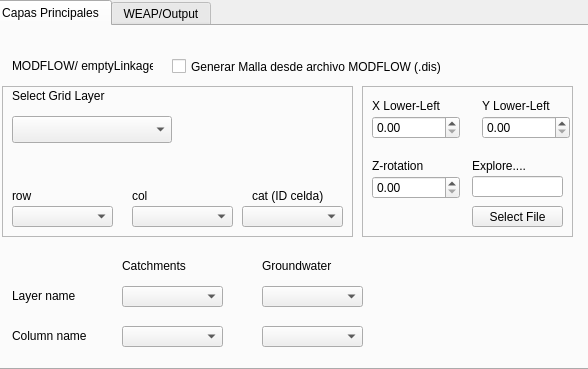
First picture: the form in geo_linkage_dialog.ui, repository Kalliam/geolinkage_project_QGIS, before the edit.
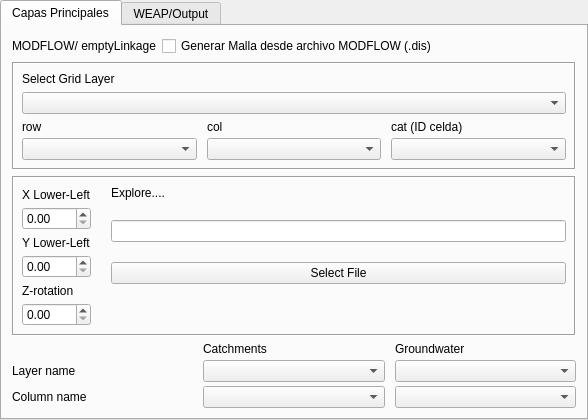
Second picture: the form after the edit. Custom widgets are drawn as their Qt base class.

Commit message: UI alignment and layout rearrangement

```diff
--- a/geo_linkage_dialog.ui
+++ b/geo_linkage_dialog.ui
@@ -10,24 +10,30 @@
     <x>0</x>
     <y>0</y>
     <width>588</width>
-    <height>369</height>
+    <height>420</height>
    </rect>
   </property>
   <property name="windowTitle">
-   <string>Form</string>
+   <string>GeoLinkage</string>
   </property>
+  <layout class="QVBoxLayout" name="mainLayout">
+   <property name="leftMargin">
+    <number>0</number>
+   </property>
+   <property name="topMargin">
+    <number>0</number>
+   </property>
+   <property name="rightMargin">
+    <number>0</number>
+   </property>
+   <property name="bottomMargin">
+    <number>0</number>
+   </property>
+   <item>
   <widget class="QTabWidget" name="tabWidget">
    <property name="enabled">
     <bool>true</bool>
    </property>
-   <property name="geometry">
-    <rect>
-     <x>-10</x>
-     <y>0</y>
-     <width>603</width>
-     <height>370</height>
-    </rect>
-   </property>
    <property name="sizePolicy">
     <sizepolicy hsizetype="Expanding" vsizetype="Expanding">
      <horstretch>0</horstretch>
@@ -43,645 +49,569 @@
    <property name="movable">
     <bool>false</bool>
    </property>
+     <!-- ===== Tab 1: Capas Principales ===== -->
    <widget class="QWidget" name="tab">
     <attribute name="title">
      <string>Capas Principales</string>
     </attribute>
-    <widget class="QgsFieldComboBox" name="cmb_field_nombre_gw">
-     <property name="geometry">
-      <rect>
-       <x>270</x>
-       <y>300</y>
-       <width>101</width>
-       <height>21</height>
-      </rect>
-     </property>
-    </widget>
-    <widget class="QgsFieldComboBox" name="cmb_field_nombre_cuenca">
-     <property name="geometry">
-      <rect>
-       <x>130</x>
-       <y>300</y>
-       <width>101</width>
-       <height>21</height>
-      </rect>
-     </property>
-    </widget>
-    <widget class="QLabel" name="label_12">
-     <property name="geometry">
-      <rect>
-       <x>20</x>
-       <y>300</y>
-       <width>101</width>
-       <height>20</height>
-      </rect>
-     </property>
-     <property name="text">
-      <string>Column name</string>
-     </property>
-    </widget>
-    <widget class="QLabel" name="label_2">
-     <property name="geometry">
-      <rect>
-       <x>270</x>
-       <y>230</y>
-       <width>101</width>
-       <height>20</height>
-      </rect>
-     </property>
-     <property name="text">
-      <string>Groundwater</string>
-     </property>
-    </widget>
+      <layout class="QVBoxLayout" name="tab1_vlayout">
+       <property name="leftMargin">
+        <number>10</number>
+       </property>
+       <property name="topMargin">
+        <number>10</number>
+       </property>
+       <property name="rightMargin">
+        <number>10</number>
+       </property>
+       <property name="bottomMargin">
+        <number>10</number>
+       </property>
+       <!-- MODFLOW checkbox row -->
+       <item>
+        <layout class="QHBoxLayout" name="tab1_modflowRow">
+         <item>
     <widget class="QLabel" name="label_8">
-     <property name="geometry">
-      <rect>
-       <x>20</x>
-       <y>30</y>
-       <width>141</width>
-       <height>20</height>
-      </rect>
-     </property>
      <property name="text">
       <string>MODFLOW/ emptyLinkage</string>
      </property>
     </widget>
-    <widget class="QgsMapLayerComboBox" name="cmb_layer_cuencas">
-     <property name="geometry">
-      <rect>
-       <x>130</x>
-       <y>260</y>
-       <width>101</width>
-       <height>21</height>
-      </rect>
-     </property>
-    </widget>
-    <widget class="QgsMapLayerComboBox" name="cmb_layer_gw">
-     <property name="geometry">
-      <rect>
-       <x>270</x>
-       <y>260</y>
-       <width>101</width>
-       <height>21</height>
-      </rect>
-     </property>
-    </widget>
-    <widget class="QLabel" name="label">
-     <property name="geometry">
-      <rect>
-       <x>130</x>
-       <y>230</y>
-       <width>101</width>
-       <height>20</height>
-      </rect>
-     </property>
-     <property name="text">
-      <string>Catchments</string>
-     </property>
-    </widget>
-    <widget class="QLabel" name="label_13">
-     <property name="geometry">
-      <rect>
-       <x>20</x>
-       <y>260</y>
-       <width>101</width>
-       <height>20</height>
-      </rect>
-     </property>
-     <property name="text">
-      <string>Layer name</string>
-     </property>
-    </widget>
+         </item>
+         <item>
     <widget class="QCheckBox" name="chk_modflow">
-     <property name="geometry">
-      <rect>
-       <x>180</x>
-       <y>30</y>
-       <width>301</width>
-       <height>21</height>
-      </rect>
-     </property>
      <property name="text">
       <string>Generar Malla desde archivo MODFLOW (.dis)</string>
      </property>
     </widget>
+         </item>
+         <item>
+          <spacer name="tab1_modflowSpacer">
+           <property name="orientation">
+            <enum>Qt::Orientation::Horizontal</enum>
+           </property>
+           <property name="sizeHint" stdset="0">
+            <size>
+             <width>40</width>
+             <height>20</height>
+            </size>
+           </property>
+          </spacer>
+         </item>
+        </layout>
+       </item>
+       <!-- frame_extracted_grid (visible when chk_modflow unchecked) -->
+       <item>
+        <widget class="QFrame" name="frame_extracted_grid">
+         <property name="frameShape">
+          <enum>QFrame::Shape::Box</enum>
+         </property>
+         <property name="frameShadow">
+          <enum>QFrame::Shadow::Sunken</enum>
+         </property>
+         <property name="lineWidth">
+          <number>1</number>
+         </property>
+         <layout class="QVBoxLayout" name="frame_extracted_grid_vlayout">
+          <property name="leftMargin">
+           <number>8</number>
+          </property>
+          <property name="topMargin">
+           <number>8</number>
+          </property>
+          <property name="rightMargin">
+           <number>8</number>
+          </property>
+          <property name="bottomMargin">
+           <number>8</number>
+          </property>
+          <item>
+           <widget class="QLabel" name="label_58">
+            <property name="text">
+             <string>Select Grid Layer</string>
+            </property>
+           </widget>
+          </item>
+          <item>
+           <widget class="QgsMapLayerComboBox" name="cmb_layer_malla"/>
+          </item>
+          <item>
+           <layout class="QGridLayout" name="frame_grid_fields">
+            <property name="horizontalSpacing">
+             <number>10</number>
+            </property>
+            <property name="verticalSpacing">
+             <number>4</number>
+            </property>
+            <item row="0" column="0">
+             <widget class="QLabel" name="label_33">
+              <property name="text">
+               <string>row</string>
+              </property>
+             </widget>
+            </item>
+            <item row="0" column="1">
+             <widget class="QLabel" name="label_52">
+              <property name="text">
+               <string>col</string>
+              </property>
+             </widget>
+            </item>
+            <item row="0" column="2">
+             <widget class="QLabel" name="label_53">
+              <property name="text">
+               <string>cat (ID celda)</string>
+              </property>
+             </widget>
+            </item>
+            <item row="1" column="0">
+             <widget class="QgsFieldComboBox" name="cmb_field_row"/>
+            </item>
+            <item row="1" column="1">
+             <widget class="QgsFieldComboBox" name="cmb_field_col"/>
+            </item>
+            <item row="1" column="2">
+             <widget class="QgsFieldComboBox" name="cmb_field_cat"/>
+            </item>
+           </layout>
+          </item>
+         </layout>
+        </widget>
+       </item>
+       <!-- frame_modflow (visible when chk_modflow checked) -->
+       <item>
     <widget class="QFrame" name="frame_modflow">
-     <property name="geometry">
-      <rect>
-       <x>370</x>
-       <y>60</y>
-       <width>211</width>
-       <height>151</height>
-      </rect>
-     </property>
      <property name="frameShape">
-      <enum>QFrame::Shape::StyledPanel</enum>
+          <enum>QFrame::Shape::Box</enum>
      </property>
      <property name="frameShadow">
-      <enum>QFrame::Shadow::Raised</enum>
-     </property>
-     <widget class="QLabel" name="label_55">
-      <property name="geometry">
-       <rect>
-        <x>120</x>
-        <y>10</y>
-        <width>101</width>
-        <height>20</height>
-       </rect>
-      </property>
-      <property name="text">
-       <string>Y Lower-Left</string>
-      </property>
-     </widget>
-     <widget class="QDoubleSpinBox" name="spin_y">
-      <property name="geometry">
-       <rect>
-        <x>120</x>
-        <y>30</y>
-        <width>88</width>
-        <height>23</height>
-       </rect>
-      </property>
-     </widget>
+          <enum>QFrame::Shadow::Sunken</enum>
+         </property>
+         <property name="lineWidth">
+          <number>1</number>
+         </property>
+         <layout class="QHBoxLayout" name="frame_modflow_hlayout">
+          <property name="leftMargin">
+           <number>8</number>
+          </property>
+          <property name="topMargin">
+           <number>8</number>
+          </property>
+          <property name="rightMargin">
+           <number>8</number>
+          </property>
+          <property name="bottomMargin">
+           <number>8</number>
+          </property>
+          <property name="spacing">
+           <number>20</number>
+          </property>
+          <!-- Left column: X, Y, Z labels + spinboxes -->
+          <item>
+           <layout class="QGridLayout" name="frame_modflow_left">
+            <property name="verticalSpacing">
+             <number>4</number>
+            </property>
+            <item row="0" column="0">
      <widget class="QLabel" name="label_57">
-      <property name="geometry">
-       <rect>
-        <x>10</x>
-        <y>10</y>
-        <width>101</width>
-        <height>20</height>
-       </rect>
-      </property>
       <property name="text">
        <string>X Lower-Left</string>
       </property>
      </widget>
-     <widget class="QDoubleSpinBox" name="spin_x">
-      <property name="geometry">
-       <rect>
-        <x>10</x>
-        <y>30</y>
-        <width>88</width>
-        <height>23</height>
-       </rect>
-      </property>
-     </widget>
+            </item>
+            <item row="1" column="0">
+             <widget class="QDoubleSpinBox" name="spin_x"/>
+            </item>
+            <item row="2" column="0">
      <widget class="QLabel" name="label_56">
-      <property name="geometry">
-       <rect>
-        <x>10</x>
-        <y>70</y>
-        <width>101</width>
-        <height>20</height>
-       </rect>
-      </property>
+              <property name="text">
+               <string>Y Lower-Left</string>
+              </property>
+             </widget>
+            </item>
+            <item row="3" column="0">
+             <widget class="QDoubleSpinBox" name="spin_y"/>
+            </item>
+            <item row="4" column="0">
+             <widget class="QLabel" name="label_55">
       <property name="text">
        <string>Z-rotation</string>
       </property>
      </widget>
-     <widget class="QDoubleSpinBox" name="spin_z">
-      <property name="geometry">
-       <rect>
-        <x>10</x>
-        <y>90</y>
-        <width>88</width>
-        <height>23</height>
-       </rect>
-      </property>
-     </widget>
+            </item>
+            <item row="5" column="0">
+             <widget class="QDoubleSpinBox" name="spin_z"/>
+            </item>
+           </layout>
+          </item>
+          <!-- Right column: Explore file path + button -->
+          <item>
+           <layout class="QVBoxLayout" name="frame_modflow_right">
+            <item>
      <widget class="QLabel" name="label_59">
-      <property name="geometry">
-       <rect>
-        <x>110</x>
-        <y>70</y>
-        <width>101</width>
-        <height>20</height>
-       </rect>
-      </property>
       <property name="text">
        <string>Explore....</string>
       </property>
      </widget>
-     <widget class="QLineEdit" name="txt_modflow_path">
-      <property name="geometry">
-       <rect>
-        <x>110</x>
-        <y>90</y>
-        <width>91</width>
-        <height>21</height>
-       </rect>
-      </property>
-     </widget>
+            </item>
+            <item>
+             <widget class="QLineEdit" name="txt_modflow_path"/>
+            </item>
+            <item>
      <widget class="QPushButton" name="btn_explore_modflow">
-      <property name="geometry">
-       <rect>
-        <x>110</x>
-        <y>120</y>
-        <width>91</width>
-        <height>21</height>
-       </rect>
-      </property>
       <property name="text">
        <string>Select File</string>
       </property>
      </widget>
-    </widget>
-    <widget class="QFrame" name="frame_extracted_grid">
-     <property name="geometry">
-      <rect>
-       <x>10</x>
-       <y>60</y>
-       <width>351</width>
-       <height>151</height>
-      </rect>
-     </property>
-     <property name="frameShape">
-      <enum>QFrame::Shape::StyledPanel</enum>
-     </property>
-     <property name="frameShadow">
-      <enum>QFrame::Shadow::Raised</enum>
-     </property>
-     <widget class="QLabel" name="label_53">
-      <property name="geometry">
-       <rect>
-        <x>250</x>
-        <y>100</y>
-        <width>101</width>
-        <height>20</height>
-       </rect>
-      </property>
+            </item>
+            <item>
+             <spacer name="modflow_right_spacer">
+              <property name="orientation">
+               <enum>Qt::Orientation::Vertical</enum>
+              </property>
+              <property name="sizeHint" stdset="0">
+               <size>
+                <width>20</width>
+                <height>0</height>
+               </size>
+              </property>
+             </spacer>
+            </item>
+           </layout>
+          </item>
+         </layout>
+        </widget>
+       </item>
+       <!-- Catchments / Groundwater table (3 cols x 3 rows) -->
+       <item>
+        <layout class="QGridLayout" name="tab1_catchGrid">
+         <property name="horizontalSpacing">
+          <number>10</number>
+         </property>
+         <property name="verticalSpacing">
+          <number>4</number>
+         </property>
+         <!-- Header row -->
+         <item row="0" column="1">
+          <widget class="QLabel" name="label">
       <property name="text">
-       <string>cat (ID celda)</string>
-      </property>
-     </widget>
-     <widget class="QLabel" name="label_33">
-      <property name="geometry">
-       <rect>
-        <x>10</x>
-        <y>100</y>
-        <width>101</width>
-        <height>20</height>
-       </rect>
-      </property>
+            <string>Catchments</string>
+           </property>
+          </widget>
+         </item>
+         <item row="0" column="2">
+          <widget class="QLabel" name="label_2">
       <property name="text">
-       <string>row</string>
-      </property>
-     </widget>
-     <widget class="QLabel" name="label_52">
-      <property name="geometry">
-       <rect>
-        <x>130</x>
-        <y>100</y>
-        <width>101</width>
-        <height>20</height>
-       </rect>
-      </property>
+            <string>Groundwater</string>
+           </property>
+          </widget>
+         </item>
+         <!-- Layer name row -->
+         <item row="1" column="0">
+          <widget class="QLabel" name="label_13">
       <property name="text">
-       <string>col</string>
-      </property>
-     </widget>
-     <widget class="QLabel" name="label_58">
-      <property name="geometry">
-       <rect>
-        <x>10</x>
-        <y>0</y>
-        <width>211</width>
-        <height>20</height>
-       </rect>
-      </property>
+            <string>Layer name</string>
+           </property>
+          </widget>
+         </item>
+         <item row="1" column="1">
+          <widget class="QgsMapLayerComboBox" name="cmb_layer_cuencas"/>
+         </item>
+         <item row="1" column="2">
+          <widget class="QgsMapLayerComboBox" name="cmb_layer_gw"/>
+         </item>
+         <!-- Column name row -->
+         <item row="2" column="0">
+          <widget class="QLabel" name="label_12">
       <property name="text">
-       <string>Select Grid Layer</string>
-      </property>
-     </widget>
-     <widget class="QgsMapLayerComboBox" name="cmb_layer_malla">
-      <property name="geometry">
-       <rect>
-        <x>10</x>
-        <y>30</y>
-        <width>160</width>
-        <height>27</height>
-       </rect>
-      </property>
+            <string>Column name</string>
+           </property>
+          </widget>
+         </item>
+         <item row="2" column="1">
+          <widget class="QgsFieldComboBox" name="cmb_field_nombre_cuenca"/>
+         </item>
+         <item row="2" column="2">
+          <widget class="QgsFieldComboBox" name="cmb_field_nombre_gw"/>
+         </item>
+        </layout>
+       </item>
+      </layout>
      </widget>
-     <widget class="QgsFieldComboBox" name="cmb_field_row">
-      <property name="geometry">
-       <rect>
-        <x>10</x>
-        <y>120</y>
-        <width>101</width>
-        <height>21</height>
-       </rect>
-      </property>
-     </widget>
-     <widget class="QgsFieldComboBox" name="cmb_field_col">
-      <property name="geometry">
-       <rect>
-        <x>130</x>
-        <y>120</y>
-        <width>101</width>
-        <height>21</height>
-       </rect>
-      </property>
-     </widget>
-     <widget class="QgsFieldComboBox" name="cmb_field_cat">
-      <property name="geometry">
-       <rect>
-        <x>240</x>
-        <y>120</y>
-        <width>101</width>
-        <height>21</height>
-       </rect>
-      </property>
-     </widget>
-    </widget>
-   </widget>
+     <!-- ===== Tab 2: WEAP/Output ===== -->
    <widget class="QWidget" name="tab_3">
     <attribute name="title">
      <string>WEAP/Output</string>
     </attribute>
-    <widget class="QLabel" name="label_10">
-     <property name="geometry">
-      <rect>
-       <x>20</x>
-       <y>210</y>
-       <width>111</width>
-       <height>20</height>
-      </rect>
-     </property>
-     <property name="text">
-      <string>DemandSite Files</string>
-     </property>
-    </widget>
-    <widget class="QLineEdit" name="txt_ds_file">
-     <property name="geometry">
-      <rect>
-       <x>430</x>
-       <y>40</y>
-       <width>101</width>
-       <height>21</height>
-      </rect>
-     </property>
-     <property name="readOnly">
-      <bool>true</bool>
-     </property>
-    </widget>
-    <widget class="QPushButton" name="btn_explore_ds">
-     <property name="geometry">
-      <rect>
-       <x>430</x>
-       <y>70</y>
-       <width>101</width>
-       <height>20</height>
-      </rect>
-     </property>
-     <property name="text">
-      <string>Select Ruta</string>
-     </property>
-    </widget>
-    <widget class="QListWidget" name="list_widget_ds">
-     <property name="geometry">
-      <rect>
-       <x>20</x>
-       <y>230</y>
-       <width>151</width>
-       <height>91</height>
-      </rect>
-     </property>
-    </widget>
-    <widget class="QLabel" name="label_4">
-     <property name="geometry">
-      <rect>
-       <x>290</x>
-       <y>10</y>
-       <width>101</width>
-       <height>20</height>
-      </rect>
-     </property>
-     <property name="text">
-      <string>Arcs</string>
-     </property>
-    </widget>
-    <widget class="QgsFieldComboBox" name="cmb_field_node_name">
-     <property name="geometry">
-      <rect>
-       <x>170</x>
-       <y>100</y>
-       <width>101</width>
-       <height>21</height>
-      </rect>
-     </property>
-    </widget>
-    <widget class="QLabel" name="label_14">
-     <property name="geometry">
-      <rect>
-       <x>30</x>
-       <y>100</y>
-       <width>101</width>
-       <height>20</height>
-      </rect>
-     </property>
-     <property name="text">
-      <string>Column name</string>
-     </property>
-    </widget>
-    <widget class="QgsMapLayerComboBox" name="cmb_layer_nodes">
-     <property name="geometry">
-      <rect>
-       <x>170</x>
-       <y>40</y>
-       <width>101</width>
-       <height>21</height>
-      </rect>
-     </property>
-    </widget>
+      <layout class="QVBoxLayout" name="tab3_vlayout">
+       <property name="leftMargin">
+        <number>10</number>
+       </property>
+       <property name="topMargin">
+        <number>10</number>
+       </property>
+       <property name="rightMargin">
+        <number>10</number>
+       </property>
+       <property name="bottomMargin">
+        <number>10</number>
+       </property>
+       <!-- Nodes/Arcs table + Pozos side by side -->
+       <item>
+        <layout class="QHBoxLayout" name="tab3_topRow">
+         <property name="spacing">
+          <number>20</number>
+         </property>
+         <!-- Left: Nodes/Arcs table (3 cols x 4 rows) -->
+         <item>
+          <layout class="QGridLayout" name="tab3_nodesArcsGrid">
+           <property name="horizontalSpacing">
+            <number>10</number>
+           </property>
+           <property name="verticalSpacing">
+            <number>4</number>
+           </property>
+           <!-- Header row -->
+           <item row="0" column="1">
     <widget class="QLabel" name="label_3">
-     <property name="geometry">
-      <rect>
-       <x>170</x>
-       <y>10</y>
-       <width>101</width>
-       <height>20</height>
-      </rect>
-     </property>
      <property name="text">
       <string>Nodes</string>
      </property>
     </widget>
-    <widget class="QgsMapLayerComboBox" name="cmb_layer_arcs">
-     <property name="geometry">
-      <rect>
-       <x>290</x>
-       <y>40</y>
-       <width>101</width>
-       <height>21</height>
-      </rect>
-     </property>
-    </widget>
-    <widget class="QgsFieldComboBox" name="cmb_field_arc_name">
-     <property name="geometry">
-      <rect>
-       <x>290</x>
-       <y>100</y>
-       <width>101</width>
-       <height>21</height>
-      </rect>
-     </property>
-    </widget>
+           </item>
+           <item row="0" column="2">
+            <widget class="QLabel" name="label_4">
+             <property name="text">
+              <string>Arcs</string>
+             </property>
+            </widget>
+           </item>
+           <!-- Layer name row -->
+           <item row="1" column="0">
     <widget class="QLabel" name="label_15">
-     <property name="geometry">
-      <rect>
-       <x>30</x>
-       <y>40</y>
-       <width>101</width>
-       <height>20</height>
-      </rect>
-     </property>
      <property name="text">
       <string>Layer name</string>
      </property>
     </widget>
-    <widget class="QLabel" name="label_16">
-     <property name="geometry">
-      <rect>
-       <x>430</x>
-       <y>10</y>
-       <width>111</width>
-       <height>20</height>
-      </rect>
-     </property>
+           </item>
+           <item row="1" column="1">
+            <widget class="QgsMapLayerComboBox" name="cmb_layer_nodes"/>
+           </item>
+           <item row="1" column="2">
+            <widget class="QgsMapLayerComboBox" name="cmb_layer_arcs"/>
+           </item>
+           <!-- Column name row -->
+           <item row="2" column="0">
+            <widget class="QLabel" name="label_14">
      <property name="text">
-      <string>Pozos (txt)</string>
-     </property>
-    </widget>
+              <string>Column name</string>
+             </property>
+            </widget>
+           </item>
+           <item row="2" column="1">
+            <widget class="QgsFieldComboBox" name="cmb_field_node_name"/>
+           </item>
+           <item row="2" column="2">
+            <widget class="QgsFieldComboBox" name="cmb_field_arc_name"/>
+           </item>
+           <!-- (Rivers) sublabel -->
+           <item row="3" column="2">
     <widget class="QLabel" name="label_5">
-     <property name="geometry">
-      <rect>
-       <x>290</x>
-       <y>80</y>
-       <width>101</width>
-       <height>20</height>
-      </rect>
-     </property>
      <property name="text">
       <string>(Rivers)</string>
      </property>
     </widget>
-    <widget class="QgsFieldComboBox" name="cmb_field_node_type">
-     <property name="geometry">
-      <rect>
-       <x>170</x>
-       <y>150</y>
-       <width>101</width>
-       <height>21</height>
-      </rect>
-     </property>
-    </widget>
+           </item>
+           <!-- Column with Node type row -->
+           <item row="4" column="0">
     <widget class="QLabel" name="label_17">
-     <property name="geometry">
-      <rect>
-       <x>10</x>
-       <y>150</y>
-       <width>131</width>
-       <height>20</height>
-      </rect>
-     </property>
      <property name="text">
       <string>Column with Node type</string>
      </property>
     </widget>
+           </item>
+           <item row="4" column="1">
+            <widget class="QgsFieldComboBox" name="cmb_field_node_type"/>
+           </item>
+          </layout>
+         </item>
+         <!-- Right: Pozos (independent) -->
+         <item>
+          <layout class="QVBoxLayout" name="tab3_pozosCol">
+           <item>
+            <widget class="QLabel" name="label_16">
+             <property name="text">
+              <string>Pozos (txt)</string>
+             </property>
+            </widget>
+           </item>
+           <item>
+            <widget class="QLineEdit" name="txt_ds_file"/>
+           </item>
+           <item>
+            <widget class="QPushButton" name="btn_explore_ds">
+             <property name="text">
+              <string>Select Ruta</string>
+             </property>
+            </widget>
+           </item>
+           <item>
+            <spacer name="tab3_pozosSpacer">
+             <property name="orientation">
+              <enum>Qt::Orientation::Vertical</enum>
+             </property>
+             <property name="sizeHint" stdset="0">
+              <size>
+               <width>20</width>
+               <height>0</height>
+              </size>
+             </property>
+            </spacer>
+           </item>
+          </layout>
+         </item>
+        </layout>
+       </item>
+       <!-- DemandSite / DS prefix / Results folder row -->
+       <item>
+        <layout class="QHBoxLayout" name="tab3_dsRow">
+         <property name="spacing">
+          <number>10</number>
+         </property>
+         <!-- Left: DS Files list -->
+         <item>
+          <layout class="QVBoxLayout" name="tab3_dsListCol">
+           <item>
+            <widget class="QLabel" name="label_10">
+             <property name="text">
+              <string>DemandSite Files</string>
+             </property>
+            </widget>
+           </item>
+           <item>
+            <widget class="QListWidget" name="list_widget_ds">
+             <property name="minimumSize">
+              <size>
+               <width>150</width>
+               <height>80</height>
+              </size>
+             </property>
+            </widget>
+           </item>
+           <item>
     <widget class="QPushButton" name="btn_refresh_ds">
-     <property name="geometry">
-      <rect>
-       <x>130</x>
-       <y>210</y>
-       <width>61</width>
-       <height>20</height>
-      </rect>
-     </property>
      <property name="text">
       <string>Refresh</string>
      </property>
     </widget>
+           </item>
+          </layout>
+         </item>
+         <!-- Middle: DS prefix -->
+         <item>
+          <layout class="QVBoxLayout" name="tab3_dsPrefixCol">
+           <item>
+            <widget class="QLabel" name="label_18">
+             <property name="text">
+              <string>Demand Sites Column Name</string>
+             </property>
+            </widget>
+           </item>
+           <item>
     <widget class="QLineEdit" name="txt_ds_prefix">
-     <property name="geometry">
-      <rect>
-       <x>430</x>
-       <y>100</y>
-       <width>101</width>
-       <height>21</height>
-      </rect>
-     </property>
      <property name="text">
       <string>DS</string>
      </property>
     </widget>
-    <widget class="QLineEdit" name="txt_output_folder">
-     <property name="geometry">
-      <rect>
-       <x>340</x>
-       <y>270</y>
-       <width>113</width>
-       <height>21</height>
-      </rect>
-     </property>
-     <property name="readOnly">
-      <bool>true</bool>
-     </property>
-    </widget>
-    <widget class="QPushButton" name="btn_explore_folder">
-     <property name="geometry">
-      <rect>
-       <x>340</x>
-       <y>290</y>
-       <width>113</width>
-       <height>24</height>
-      </rect>
-     </property>
-     <property name="text">
-      <string>Select Ruta</string>
-     </property>
-    </widget>
+           </item>
+           <item>
+            <spacer name="tab3_dsPrefixSpacer">
+             <property name="orientation">
+              <enum>Qt::Orientation::Vertical</enum>
+             </property>
+             <property name="sizeHint" stdset="0">
+              <size>
+               <width>20</width>
+               <height>0</height>
+              </size>
+             </property>
+            </spacer>
+           </item>
+          </layout>
+         </item>
+         <!-- Right: Results folder -->
+         <item>
+          <layout class="QVBoxLayout" name="tab3_outputCol">
+           <item>
     <widget class="QLabel" name="label_7">
-     <property name="geometry">
-      <rect>
-       <x>340</x>
-       <y>250</y>
-       <width>101</width>
-       <height>20</height>
-      </rect>
-     </property>
      <property name="text">
       <string>Results Folder</string>
      </property>
     </widget>
-    <widget class="QPushButton" name="btn_run">
-     <property name="geometry">
-      <rect>
-       <x>510</x>
-       <y>300</y>
-       <width>75</width>
-       <height>24</height>
-      </rect>
-     </property>
+           </item>
+           <item>
+            <widget class="QLineEdit" name="txt_output_folder"/>
+           </item>
+           <item>
+            <widget class="QPushButton" name="btn_explore_folder">
      <property name="text">
-      <string>Run</string>
-     </property>
-    </widget>
+              <string>Select Ruta</string>
+             </property>
+            </widget>
+           </item>
+           <item>
+            <spacer name="tab3_outputSpacer">
+             <property name="orientation">
+              <enum>Qt::Orientation::Vertical</enum>
+             </property>
+             <property name="sizeHint" stdset="0">
+              <size>
+               <width>20</width>
+               <height>0</height>
+              </size>
+             </property>
+            </spacer>
+           </item>
+          </layout>
+         </item>
+        </layout>
+       </item>
+       <!-- Bottom: Run Geochecker + Run button -->
+       <item>
+        <layout class="QHBoxLayout" name="tab3_runRow">
+         <item>
+          <spacer name="tab3_runLeftSpacer">
+           <property name="orientation">
+            <enum>Qt::Orientation::Horizontal</enum>
+           </property>
+           <property name="sizeHint" stdset="0">
+            <size>
+             <width>40</width>
+             <height>20</height>
+            </size>
+           </property>
+          </spacer>
+         </item>
+         <item>
     <widget class="QCheckBox" name="chk_run_geochecker">
-     <property name="geometry">
-      <rect>
-       <x>340</x>
-       <y>220</y>
-       <width>131</width>
-       <height>20</height>
-      </rect>
-     </property>
      <property name="text">
       <string>Run Geochecker</string>
      </property>
     </widget>
-   </widget>
-  </widget>
+         </item>
+         <item>
+          <widget class="QPushButton" name="btn_run">
+           <property name="text">
+            <string>Run</string>
+           </property>
+          </widget>
+         </item>
+        </layout>
+       </item>
+      </layout>
+     </widget>
+    </widget>
+   </item>
+  </layout>
  </widget>
  <customwidgets>
   <customwidget>
```
Lines whose indentation alone changed are shown as unchanged.
